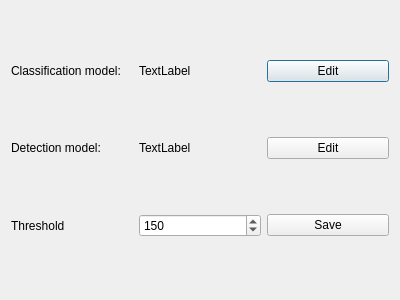
Old version of the form design/ui/dialog.ui in the repository donilpro/Car-Numberplate-Recognition.
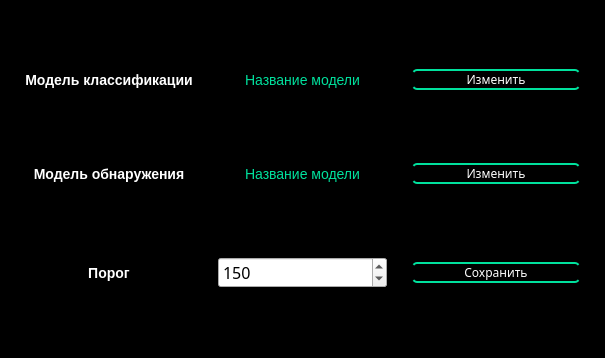
New version of the form.

What changed in the file:
```diff
--- a/design/ui/dialog.ui
+++ b/design/ui/dialog.ui
@@ -6,65 +6,209 @@
    <rect>
     <x>0</x>
     <y>0</y>
-    <width>400</width>
-    <height>300</height>
+    <width>605</width>
+    <height>358</height>
    </rect>
   </property>
+  <property name="font">
+   <font>
+    <family>Century Gothic</family>
+    <pointsize>12</pointsize>
+   </font>
+  </property>
   <property name="windowTitle">
-   <string>Dialog</string>
+   <string>Параметры</string>
+  </property>
+  <property name="autoFillBackground">
+   <bool>false</bool>
+  </property>
+  <property name="styleSheet">
+   <string notr="true">QDialog {
+	background: #000;
+	min-width: 605px;
+}
+
+QLabel {
+	color: #fff;
+	font-size: 14px;
+}
+
+#label, #label_2, #label_5 {
+	font-weight: 700;
+}
+
+#labelClsModel, #labelDetModel {
+	font-weight: 450;
+	color: #00e19d;
+}
+
+#spinBox {
+	background: #000;
+	stroke-width: 3px;
+	stroke: #00C68A;
+	color: #fff;
+}
+
+QPushButton {
+	border-top: 2px solid #00e19d;
+	border-bottom: 2px solid #00e19d;
+
+	border-radius: 5px;
+	background: #000;
+	color: #fff;
+}
+
+QPushButton:hover {
+    background-color: #00e19d; 
+}
+
+QPushButtom:focus {
+    background-color: #00E1B8;
+	border: 3px solid #00E1B8;
+}</string>
   </property>
   <layout class="QGridLayout" name="gridLayout">
+   <property name="leftMargin">
+    <number>25</number>
+   </property>
+   <property name="rightMargin">
+    <number>25</number>
+   </property>
+   <property name="horizontalSpacing">
+    <number>25</number>
+   </property>
+   <property name="verticalSpacing">
+    <number>15</number>
+   </property>
+   <item row="2" column="2">
+    <widget class="QPushButton" name="saveBtn">
+     <property name="font">
+      <font>
+       <family>Century Gothic</family>
+      </font>
+     </property>
+     <property name="text">
+      <string>Сохранить</string>
+     </property>
+    </widget>
+   </item>
+   <item row="0" column="2">
+    <widget class="QPushButton" name="selectClsModel">
+     <property name="font">
+      <font>
+       <family>Century Gothic</family>
+      </font>
+     </property>
+     <property name="text">
+      <string>Изменить</string>
+     </property>
+    </widget>
+   </item>
    <item row="0" column="0">
     <widget class="QLabel" name="label_2">
+     <property name="font">
+      <font>
+       <pointsize>-1</pointsize>
+       <weight>87</weight>
+       <bold>true</bold>
+      </font>
+     </property>
      <property name="text">
-      <string>Classification model: </string>
+      <string>Модель классификации</string>
+     </property>
+     <property name="scaledContents">
+      <bool>false</bool>
+     </property>
+     <property name="alignment">
+      <set>Qt::AlignCenter</set>
      </property>
     </widget>
    </item>
    <item row="0" column="1">
     <widget class="QLabel" name="labelClsModel">
-     <property name="text">
-      <string>TextLabel</string>
+     <property name="font">
+      <font>
+       <pointsize>-1</pointsize>
+       <weight>56</weight>
+       <bold>false</bold>
+      </font>
      </property>
-    </widget>
-   </item>
-   <item row="0" column="2">
-    <widget class="QPushButton" name="selectClsModel">
      <property name="text">
-      <string>Edit</string>
+      <string>Название модели</string>
      </property>
-    </widget>
-   </item>
-   <item row="1" column="0">
-    <widget class="QLabel" name="label">
-     <property name="text">
-      <string>Detection model:</string>
-     </property>
-    </widget>
-   </item>
-   <item row="1" column="1">
-    <widget class="QLabel" name="labelDetModel">
-     <property name="text">
-      <string>TextLabel</string>
+     <property name="alignment">
+      <set>Qt::AlignCenter</set>
      </property>
     </widget>
    </item>
    <item row="1" column="2">
     <widget class="QPushButton" name="selectDetModel">
+     <property name="font">
+      <font>
+       <family>Century Gothic</family>
+      </font>
+     </property>
      <property name="text">
-      <string>Edit</string>
+      <string>Изменить</string>
      </property>
     </widget>
    </item>
    <item row="2" column="0">
     <widget class="QLabel" name="label_5">
+     <property name="font">
+      <font>
+       <pointsize>-1</pointsize>
+       <weight>87</weight>
+       <bold>true</bold>
+      </font>
+     </property>
      <property name="text">
-      <string>Threshold</string>
+      <string>Порог</string>
+     </property>
+     <property name="alignment">
+      <set>Qt::AlignCenter</set>
+     </property>
+    </widget>
+   </item>
+   <item row="1" column="0">
+    <widget class="QLabel" name="label">
+     <property name="font">
+      <font>
+       <pointsize>-1</pointsize>
+       <weight>87</weight>
+       <bold>true</bold>
+      </font>
+     </property>
+     <property name="text">
+      <string>Модель обнаружения</string>
+     </property>
+     <property name="alignment">
+      <set>Qt::AlignCenter</set>
+     </property>
+    </widget>
+   </item>
+   <item row="1" column="1">
+    <widget class="QLabel" name="labelDetModel">
+     <property name="font">
+      <font>
+       <pointsize>-1</pointsize>
+       <weight>56</weight>
+       <bold>false</bold>
+      </font>
+     </property>
+     <property name="text">
+      <string>Название модели</string>
+     </property>
+     <property name="alignment">
+      <set>Qt::AlignCenter</set>
      </property>
     </widget>
    </item>
    <item row="2" column="1">
     <widget class="QSpinBox" name="threshBox">
+     <property name="alignment">
+      <set>Qt::AlignLeading|Qt::AlignLeft|Qt::AlignVCenter</set>
+     </property>
      <property name="maximum">
       <number>255</number>
      </property>
@@ -73,13 +217,6 @@
      </property>
     </widget>
    </item>
-   <item row="2" column="2">
-    <widget class="QPushButton" name="saveBtn">
-     <property name="text">
-      <string>Save</string>
-     </property>
-    </widget>
-   </item>
   </layout>
  </widget>
  <resources/>
```
